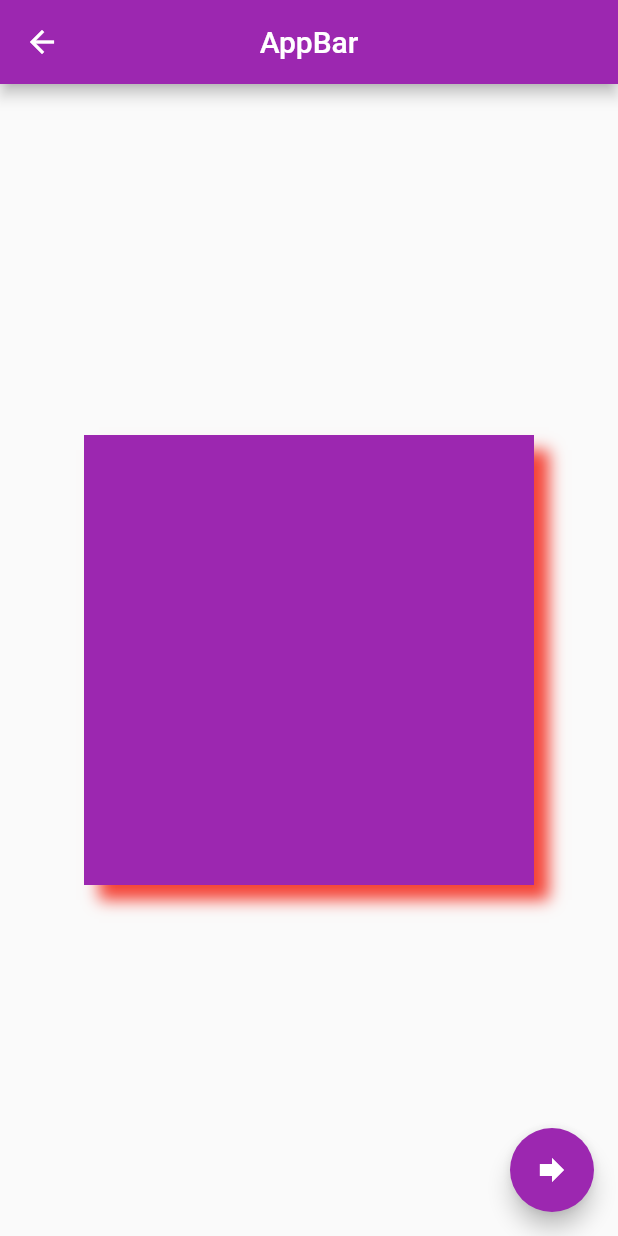
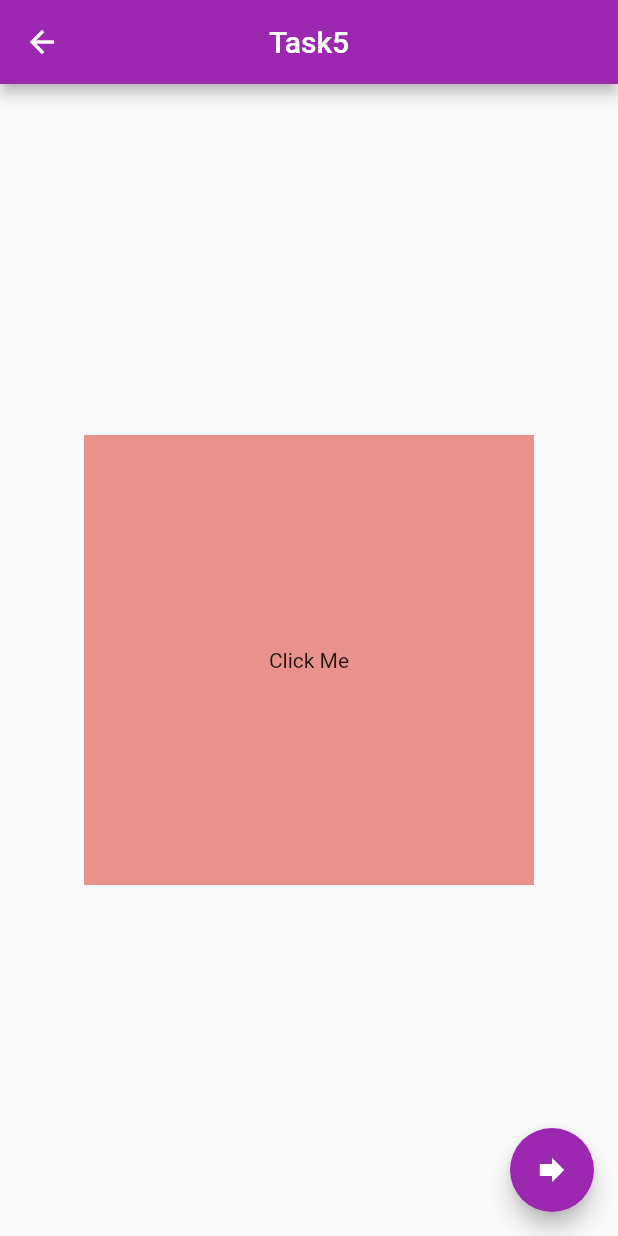
Before and after one commit to ChouguleAnkita13/Flutter_DailyFlash_Assignments, a Flutter app: the Task5 screen opened directly, on a phone screen of 412 x 824 dp. Run offline on Flutter 3.47's test engine with Material 2 defaults, Android fonts, the phone set to English and light mode, and no system bars.

Commit message:
task5.dart added

```diff
--- a/DailyFlash-02/dailyflash_02/lib/task5.dart
+++ b/DailyFlash-02/dailyflash_02/lib/task5.dart
@@ -1,26 +1,37 @@
 import 'package:flutter/material.dart';
 import 'task1.dart';
 
-class Task5 extends StatelessWidget {
+class Task5 extends StatefulWidget {
   const Task5({super.key});
+  @override
+  State<Task5> createState() => _Task5();
+}
 
+class _Task5 extends State<Task5> {
+  bool isTapped = false;
   @override
   Widget build(BuildContext context) {
     return Scaffold(
-       appBar: AppBar(
-        title: const Text("AppBar"),
-          centerTitle: true,
+      appBar: AppBar(
+        title: const Text("Task5"),
+        centerTitle: true,
         backgroundColor: Colors.purple,
       ),
       body: Center(
-        child: Container(
-          width: 300,
-          height: 300,
-          decoration: const BoxDecoration(
-            color: Colors.purple,
-            boxShadow: [
-              BoxShadow(color: Colors.red,offset: Offset(10, 10),blurRadius: 8)
-            ]
+        child: GestureDetector(
+          onTap: () {
+            setState(() {
+              isTapped = true;
+            });
+          },
+          child: Container(
+            width: 300,
+            height: 300,
+            alignment: Alignment.center,
+            color: isTapped
+                ? const Color.fromARGB(255, 143, 197, 242)
+                : const Color.fromARGB(255, 232, 146, 139),
+            child: Text(isTapped ? "Container Tapped" : "Click Me"),
           ),
         ),
       ),
```
